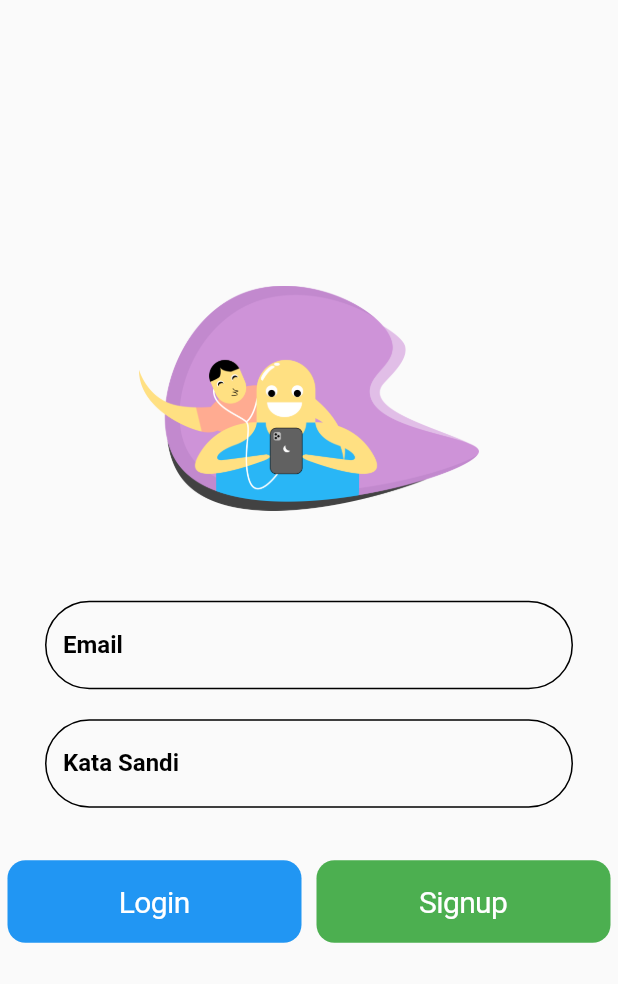
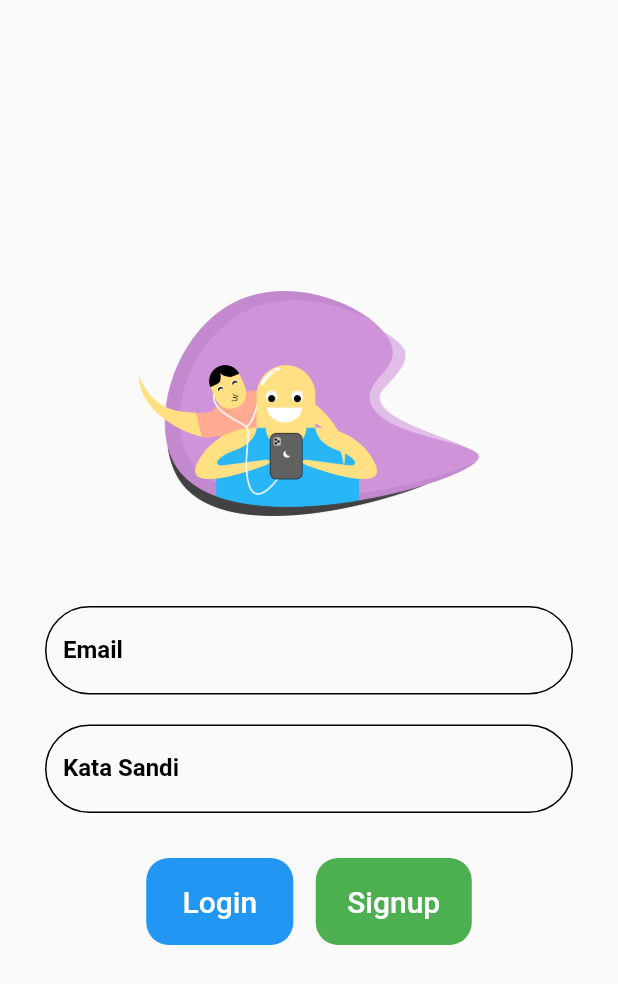
Before and after one commit to vicco7s/udacoding_week1, a Flutter app: the screen it shows after launch, on a phone screen of 412 x 824 dp. Shown: the top 984 px of the screen. Run offline on Flutter 3.47's test engine with Material 2 defaults, Android fonts, the phone set to English and light mode, and no system bars.

Commit message:
Udacoding Week 1

```diff
--- a/lib/login.dart
+++ b/lib/login.dart
@@ -91,11 +91,14 @@ class LoginPage extends StatelessWidget {
                     Row(
                       mainAxisAlignment: MainAxisAlignment.center,
                       children: [
-                        Expanded(
-                          child: Container(
+                        Container(
                             padding: EdgeInsets.all(5.0),
-                            child: CupertinoButton(
-                              color: Colors.blue,
+                            decoration: BoxDecoration(
+                                color: Colors.blue,
+                                borderRadius: BorderRadius.circular(15)
+                            ),
+                            child: FlatButton(
+
                               onPressed: (){},
                                   child: Text(
                                     'Login',
@@ -105,13 +108,15 @@ class LoginPage extends StatelessWidget {
                                     ),
                               ),
                             ),
-                          ),
                         ),
-                        Expanded(
-                          child: Container(
+                          SizedBox(width: 15,),
+                          Container(
                             padding: EdgeInsets.all(5.0),
-                            child: CupertinoButton(
-                              color: Colors.green,
+                            decoration: BoxDecoration(
+                                color: Colors.green,
+                              borderRadius: BorderRadius.circular(15)
+                            ),
+                            child: FlatButton(
                               onPressed: (){
                                 Navigator.push(context, CupertinoPageRoute(builder: (context) => SignInPage() ));
                               },
@@ -123,7 +128,6 @@ class LoginPage extends StatelessWidget {
                                 ),
                               ),
                             ),
-                          ),
                         ),
                       ],
                     )
--- a/lib/signup.dart
+++ b/lib/signup.dart
@@ -2,7 +2,6 @@ import 'package:flutter/material.dart';
 
 
 import 'package:flutter/cupertino.dart';
-import 'package:flutter/material.dart';
 
 class SignInPage extends StatelessWidget {
 
@@ -117,9 +116,12 @@ class SignInPage extends StatelessWidget {
                         mainAxisAlignment: MainAxisAlignment.center,
                         children: [
                           Container(
-                            padding: EdgeInsets.all(5.0),
-                            child: CupertinoButton(
-                              color: Colors.green,
+                            padding: EdgeInsets.all(10.0),
+                            decoration: BoxDecoration(
+                                color: Colors.green,
+                                borderRadius: BorderRadius.circular(15)
+                            ),
+                            child: FlatButton(
                               onPressed: (){
                                 Navigator.pop(context);
                               },
```
